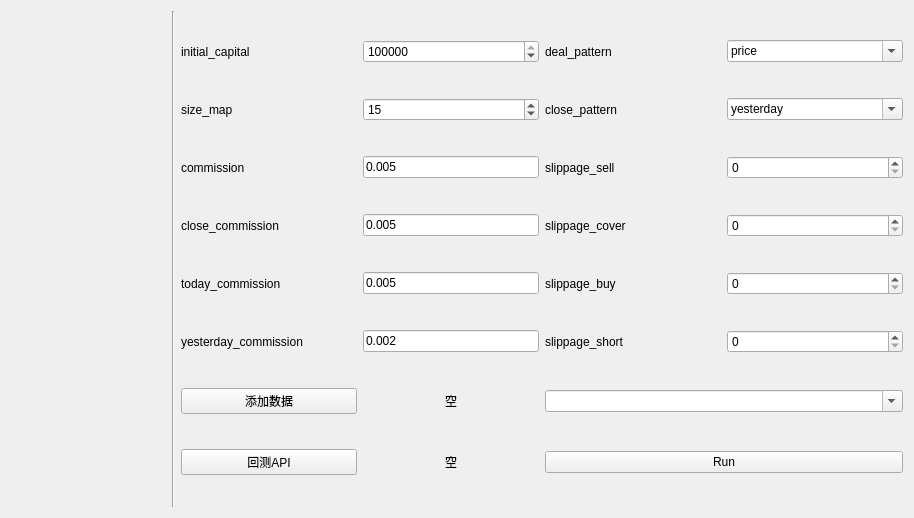
Old version of the form app/ui/backtrack.ui in the repository ctpbee/ctpbee_desktop.
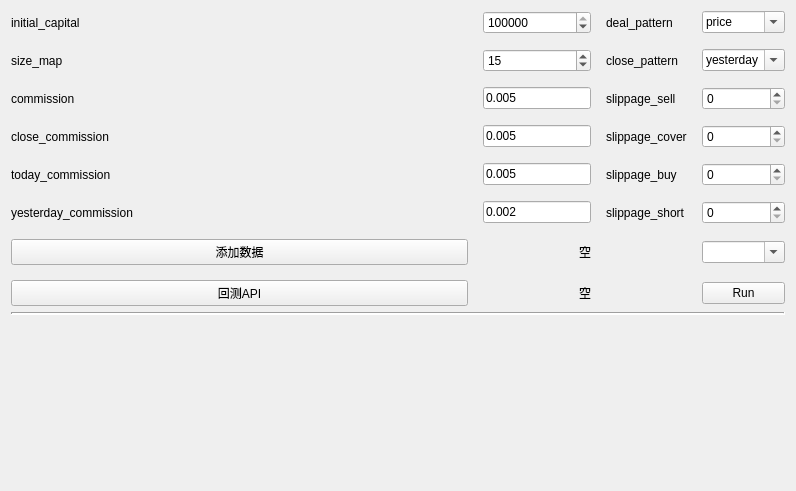
New version of the form.

Patch:
```diff
--- a/app/ui/backtrack.ui
+++ b/app/ui/backtrack.ui
@@ -6,44 +6,20 @@
    <rect>
     <x>0</x>
     <y>0</y>
-    <width>914</width>
-    <height>518</height>
+    <width>796</width>
+    <height>491</height>
    </rect>
   </property>
   <property name="windowTitle">
    <string>Form</string>
   </property>
-  <layout class="QHBoxLayout" name="horizontalLayout_2" stretch="2,0,9">
+  <layout class="QVBoxLayout" name="verticalLayout" stretch="2,0,8">
    <item>
-    <layout class="QVBoxLayout" name="res_layout"/>
-   </item>
-   <item>
-    <widget class="Line" name="line">
-     <property name="orientation">
-      <enum>Qt::Vertical</enum>
+    <layout class="QGridLayout" name="gridLayout" columnstretch="3,0,0,0">
+     <property name="spacing">
+      <number>15</number>
      </property>
-    </widget>
-   </item>
-   <item>
-    <layout class="QGridLayout" name="gridLayout" columnstretch="3,3,3,3,0">
-     <item row="4" column="1">
-      <widget class="QLineEdit" name="commission">
-       <property name="text">
-        <string>0.005</string>
-       </property>
-      </widget>
-     </item>
-     <item row="2" column="0">
-      <widget class="QLabel" name="label_4">
-       <property name="text">
-        <string>size_map</string>
-       </property>
-      </widget>
-     </item>
-     <item row="6" column="3">
-      <widget class="QSpinBox" name="slippage_buy"/>
-     </item>
-     <item row="1" column="1">
+     <item row="0" column="1">
       <widget class="QSpinBox" name="initial_capital">
        <property name="maximum">
         <number>999999999</number>
@@ -53,28 +29,42 @@
        </property>
       </widget>
      </item>
-     <item row="5" column="2">
-      <widget class="QLabel" name="label_9">
+     <item row="8" column="0">
+      <widget class="QPushButton" name="add_backtrack_btn">
        <property name="text">
-        <string>slippage_cover</string>
+        <string>回测API</string>
        </property>
       </widget>
      </item>
-     <item row="1" column="0">
-      <widget class="QLabel" name="label">
+     <item row="3" column="1">
+      <widget class="QLineEdit" name="commission">
        <property name="text">
-        <string>initial_capital</string>
+        <string>0.005</string>
        </property>
       </widget>
      </item>
-     <item row="7" column="0">
-      <widget class="QLabel" name="label_6">
+     <item row="5" column="1">
+      <widget class="QLineEdit" name="today_commission">
        <property name="text">
-        <string>yesterday_commission</string>
+        <string>0.005</string>
        </property>
       </widget>
      </item>
-     <item row="1" column="3">
+     <item row="3" column="2">
+      <widget class="QLabel" name="label_8">
+       <property name="text">
+        <string>slippage_sell</string>
+       </property>
+      </widget>
+     </item>
+     <item row="1" column="1">
+      <widget class="QSpinBox" name="size_map">
+       <property name="value">
+        <number>15</number>
+       </property>
+      </widget>
+     </item>
+     <item row="0" column="3">
       <widget class="QComboBox" name="deal_pattern">
        <property name="editable">
         <bool>true</bool>
@@ -86,137 +76,154 @@
        </item>
       </widget>
      </item>
+     <item row="1" column="3">
+      <widget class="QComboBox" name="close_pattern">
+       <property name="editable">
+        <bool>true</bool>
+       </property>
+       <item>
+        <property name="text">
+         <string>yesterday</string>
+        </property>
+       </item>
+      </widget>
+     </item>
      <item row="6" column="2">
-      <widget class="QLabel" name="label_10">
+      <widget class="QLabel" name="label_11">
        <property name="text">
-        <string>slippage_buy</string>
-       </property>
-      </widget>
-     </item>
-     <item row="4" column="2">
-      <widget class="QLabel" name="label_8">
-       <property name="text">
-        <string>slippage_sell</string>
-       </property>
-      </widget>
-     </item>
-     <item row="8" column="1">
-      <widget class="QLabel" name="backtrack_label">
-       <property name="text">
-        <string>空</string>
-       </property>
-       <property name="alignment">
-        <set>Qt::AlignCenter</set>
+        <string>slippage_short</string>
        </property>
       </widget>
      </item>
      <item row="4" column="0">
-      <widget class="QLabel" name="label_2">
-       <property name="text">
-        <string>commission</string>
-       </property>
-      </widget>
-     </item>
-     <item row="2" column="2">
-      <widget class="QLabel" name="label_12">
-       <property name="text">
-        <string>close_pattern</string>
-       </property>
-      </widget>
-     </item>
-     <item row="7" column="3">
-      <widget class="QSpinBox" name="slippage_short"/>
-     </item>
-     <item row="6" column="0">
-      <widget class="QLabel" name="label_5">
-       <property name="text">
-        <string>today_commission</string>
-       </property>
-      </widget>
-     </item>
-     <item row="5" column="0">
       <widget class="QLabel" name="label_7">
        <property name="text">
         <string>close_commission</string>
        </property>
       </widget>
      </item>
-     <item row="4" column="3">
+     <item row="7" column="0">
+      <widget class="QPushButton" name="add_data_btn">
+       <property name="text">
+        <string>添加数据</string>
+       </property>
+      </widget>
+     </item>
+     <item row="3" column="3">
       <widget class="QSpinBox" name="slippage_sell"/>
      </item>
-     <item row="2" column="3">
-      <widget class="QComboBox" name="close_pattern">
-       <property name="editable">
-        <bool>true</bool>
-       </property>
-       <item>
-        <property name="text">
-         <string>yesterday</string>
-        </property>
-       </item>
-      </widget>
-     </item>
-     <item row="7" column="2">
-      <widget class="QLabel" name="label_11">
-       <property name="text">
-        <string>slippage_short</string>
-       </property>
-      </widget>
-     </item>
-     <item row="1" column="2">
+     <item row="0" column="2">
       <widget class="QLabel" name="label_3">
        <property name="text">
         <string>deal_pattern</string>
        </property>
       </widget>
      </item>
-     <item row="5" column="1">
+     <item row="6" column="0">
+      <widget class="QLabel" name="label_6">
+       <property name="text">
+        <string>yesterday_commission</string>
+       </property>
+      </widget>
+     </item>
+     <item row="4" column="2">
+      <widget class="QLabel" name="label_9">
+       <property name="text">
+        <string>slippage_cover</string>
+       </property>
+      </widget>
+     </item>
+     <item row="4" column="1">
       <widget class="QLineEdit" name="close_commission">
        <property name="text">
         <string>0.005</string>
        </property>
       </widget>
      </item>
+     <item row="8" column="3">
+      <widget class="QPushButton" name="run_btn">
+       <property name="text">
+        <string>Run</string>
+       </property>
+      </widget>
+     </item>
+     <item row="7" column="1" colspan="2">
+      <widget class="QLabel" name="data_label">
+       <property name="text">
+        <string>空</string>
+       </property>
+       <property name="alignment">
+        <set>Qt::AlignCenter</set>
+       </property>
+      </widget>
+     </item>
+     <item row="3" column="0">
+      <widget class="QLabel" name="label_2">
+       <property name="text">
+        <string>commission</string>
+       </property>
+      </widget>
+     </item>
      <item row="5" column="3">
+      <widget class="QSpinBox" name="slippage_buy"/>
+     </item>
+     <item row="5" column="2">
+      <widget class="QLabel" name="label_10">
+       <property name="text">
+        <string>slippage_buy</string>
+       </property>
+      </widget>
+     </item>
+     <item row="7" column="3">
+      <widget class="QComboBox" name="local_symbol_box">
+       <property name="editable">
+        <bool>true</bool>
+       </property>
+      </widget>
+     </item>
+     <item row="5" column="0">
+      <widget class="QLabel" name="label_5">
+       <property name="text">
+        <string>today_commission</string>
+       </property>
+      </widget>
+     </item>
+     <item row="4" column="3">
       <widget class="QSpinBox" name="slippage_cover"/>
      </item>
      <item row="6" column="1">
-      <widget class="QLineEdit" name="today_commission">
-       <property name="text">
-        <string>0.005</string>
-       </property>
-      </widget>
-     </item>
-     <item row="8" column="0">
-      <widget class="QPushButton" name="add_data_btn">
-       <property name="text">
-        <string>添加数据</string>
-       </property>
-      </widget>
-     </item>
-     <item row="7" column="1">
       <widget class="QLineEdit" name="yesterday_commission">
        <property name="text">
         <string>0.002</string>
        </property>
       </widget>
      </item>
-     <item row="2" column="1">
-      <widget class="QSpinBox" name="size_map">
-       <property name="value">
-        <number>15</number>
+     <item row="1" column="0">
+      <widget class="QLabel" name="label_4">
+       <property name="text">
+        <string>size_map</string>
        </property>
       </widget>
      </item>
-     <item row="9" column="0">
-      <widget class="QPushButton" name="add_backtrack_btn">
+     <item row="0" column="0">
+      <widget class="QLabel" name="label">
        <property name="text">
-        <string>回测API</string>
+        <string>initial_capital</string>
        </property>
       </widget>
      </item>
-     <item row="9" column="1">
-      <widget class="QLabel" name="data_label">
+     <item row="6" column="3">
+      <widget class="QSpinBox" name="slippage_short"/>
+     </item>
+     <item row="1" column="2">
+      <widget class="QLabel" name="label_12">
+       <property name="text">
+        <string>close_pattern</string>
+       </property>
+      </widget>
+     </item>
+     <item row="8" column="1" colspan="2">
+      <widget class="QLabel" name="backtrack_label">
        <property name="text">
         <string>空</string>
        </property>
@@ -225,19 +232,32 @@
        </property>
       </widget>
      </item>
-     <item row="9" column="2" colspan="2">
-      <widget class="QPushButton" name="run_btn">
-       <property name="text">
-        <string>Run</string>
+    </layout>
+   </item>
+   <item>
+    <widget class="Line" name="line">
+     <property name="lineWidth">
+      <number>2</number>
+     </property>
+     <property name="orientation">
+      <enum>Qt::Horizontal</enum>
+     </property>
+    </widget>
+   </item>
+   <item>
+    <layout class="QHBoxLayout" name="res_layout">
+     <item>
+      <spacer name="horizontalSpacer">
+       <property name="orientation">
+        <enum>Qt::Horizontal</enum>
        </property>
-      </widget>
-     </item>
-     <item row="8" column="2" colspan="2">
-      <widget class="QComboBox" name="local_symbol_box">
-       <property name="editable">
-        <bool>true</bool>
+       <property name="sizeHint" stdset="0">
+        <size>
+         <width>40</width>
+         <height>20</height>
+        </size>
        </property>
-      </widget>
+      </spacer>
      </item>
     </layout>
    </item>
```
